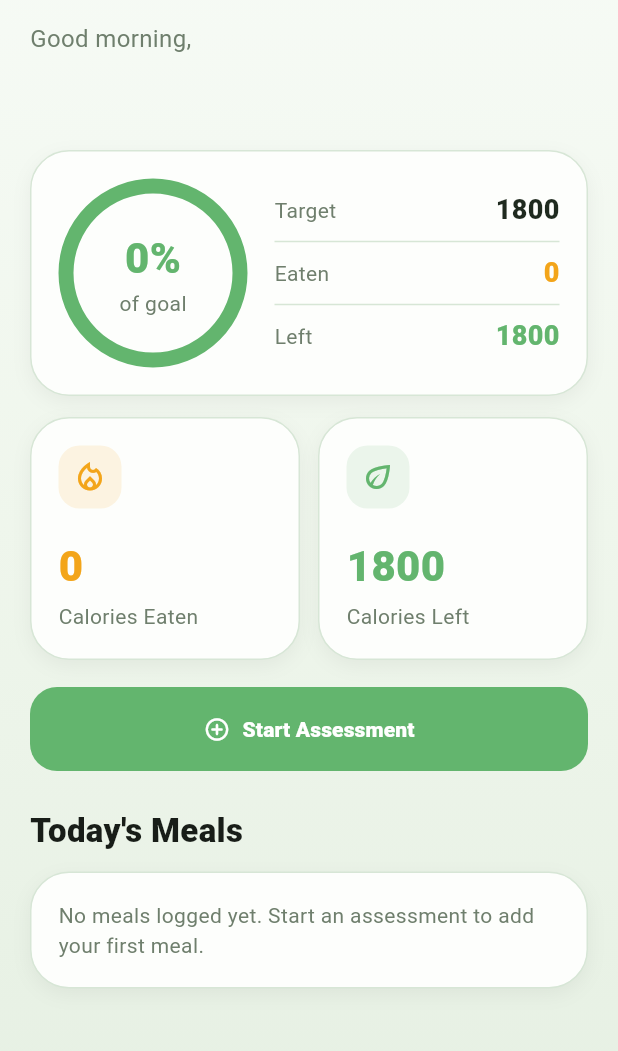
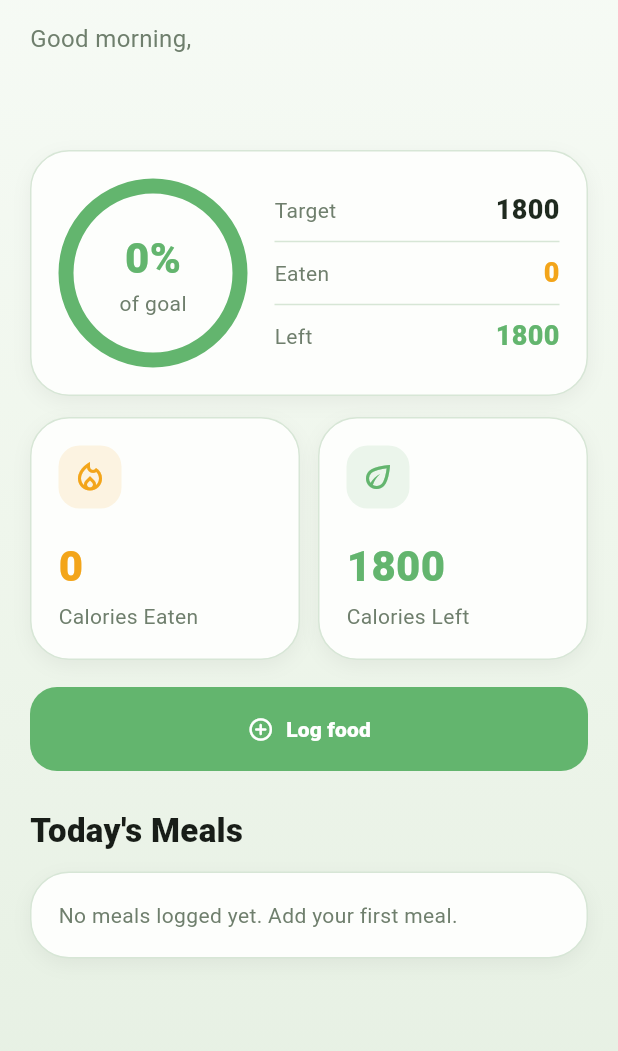
Before and after one commit to Caleb2007/mysegar-app, a Flutter app: the HomeScreen screen opened directly, on a phone screen of 412 x 824 dp, the part 93-1144 px from its top. Run offline on Flutter 3.47's test engine with Material 3 defaults, Android fonts, the phone set to English and light mode, and no system bars; our stand-ins replace image_picker, lottie, shared_preferences; missing offline and left inert: tflite_flutter; accounts and stored records are empty.

Commit message:
UI updates: change 'Add Assessment' to 'Log food', set app logo, fix manifest label to 'MySegar'

```diff
--- a/lib/screens/home_screen.dart
+++ b/lib/screens/home_screen.dart
@@ -79,14 +79,14 @@ class HomeScreen extends StatelessWidget {
               style: FilledButton.styleFrom(backgroundColor: AppColors.primary, foregroundColor: Colors.white, padding: const EdgeInsets.symmetric(vertical: 18), shape: RoundedRectangleBorder(borderRadius: BorderRadius.circular(18))),
               onPressed: () => Navigator.push(context, MaterialPageRoute(builder: (_) => Input1Screen(date: today, mealType: state.autoMealTypeForNow()))),
               icon: const Icon(Icons.add_circle_outline_rounded),
-              label: const Text('Start Assessment', style: TextStyle(fontWeight: FontWeight.w800)),
+              label: const Text('Log food', style: TextStyle(fontWeight: FontWeight.w800)),
             ),
           ),
           const SizedBox(height: 24),
           const Text("Today's Meals", style: TextStyle(fontSize: 22, fontWeight: FontWeight.w800)),
           const SizedBox(height: 12),
           if (mealCards.isEmpty)
-            const CardShell(child: Text('No meals logged yet. Start an assessment to add your first meal.', style: TextStyle(color: AppColors.mutedForeground)))
+            const CardShell(child: Text('No meals logged yet. Add your first meal.', style: TextStyle(color: AppColors.mutedForeground)))
           else
             ...mealCards.map((item) {
               final mealType = item['type']! as MealType;
--- a/pubspec.yaml
+++ b/pubspec.yaml
@@ -18,6 +18,7 @@ dependencies:
   shared_preferences: ^2.5.3
 
 dev_dependencies:
+  flutter_launcher_icons: ^0.13.1
   flutter_test:
     sdk: flutter
   flutter_lints: ^5.0.0
@@ -30,3 +31,8 @@ flutter:
     - assets/images/
     - assets/animations/tree_growth.lottie
     - assets/animations/tree_growth.json
+
+flutter_launcher_icons:
+  android: true
+  ios: true
+  image_path: "assets/images/app_logo.png"
```
Also changed, not shown: pubspec.lock, 7 other files.
